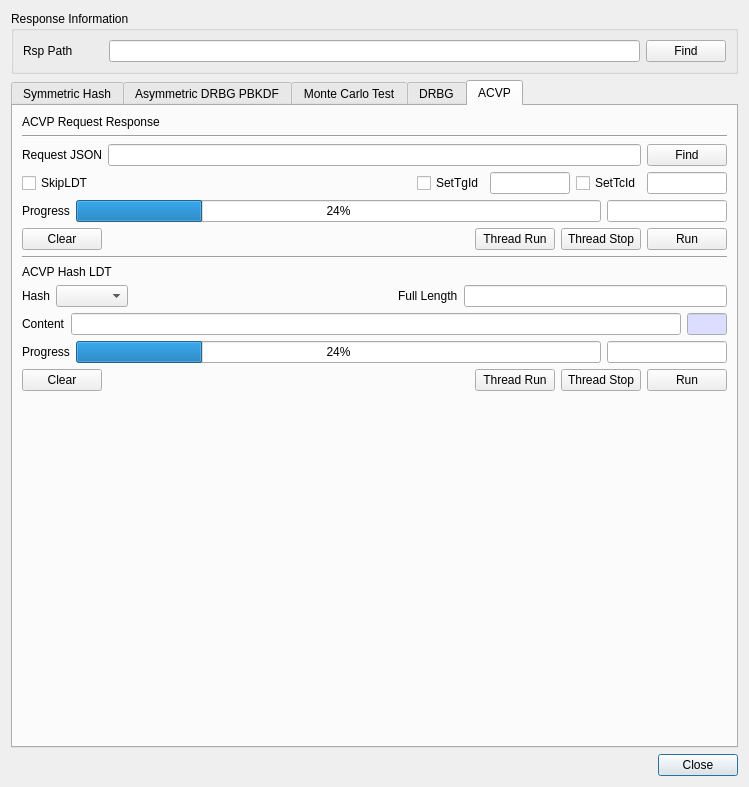
First picture: the form in BerEditor/cavp_dlg.ui, repository jykim74/BerEditor, before the edit.
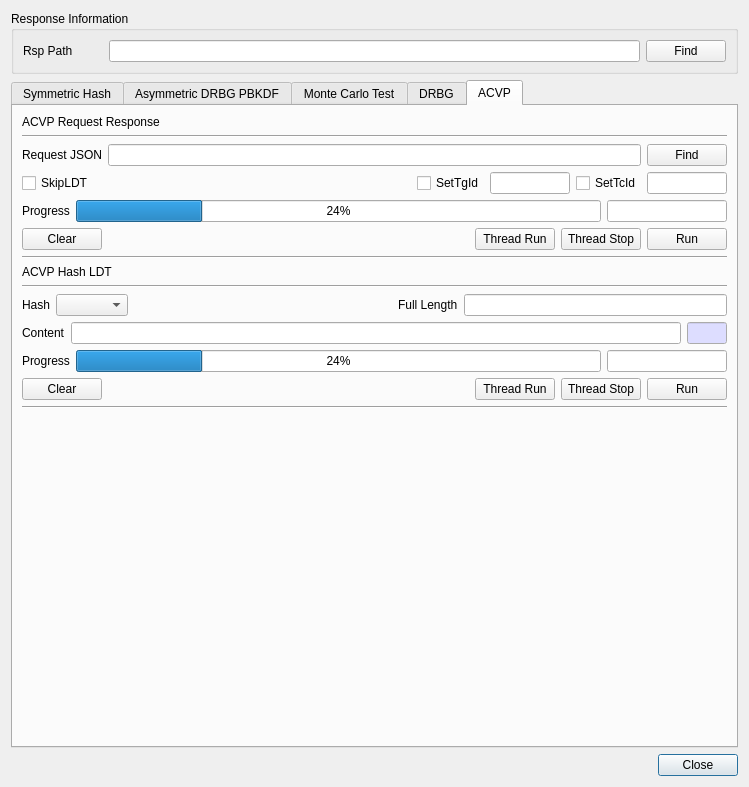
Second picture: the form after the edit.

Patch:
```diff
--- a/BerEditor/cavp_dlg.ui
+++ b/BerEditor/cavp_dlg.ui
@@ -3407,6 +3407,13 @@
          </property>
         </widget>
        </item>
+       <item>
+        <widget class="Line" name="line_19">
+         <property name="orientation">
+          <enum>Qt::Horizontal</enum>
+         </property>
+        </widget>
+       </item>
        <item>
         <layout class="QGridLayout" name="gridLayout_27">
          <property name="topMargin">
@@ -3589,6 +3596,13 @@
          </item>
         </layout>
        </item>
+       <item>
+        <widget class="Line" name="line_20">
+         <property name="orientation">
+          <enum>Qt::Horizontal</enum>
+         </property>
+        </widget>
+       </item>
        <item>
         <spacer name="verticalSpacer_5">
          <property name="orientation">
```
